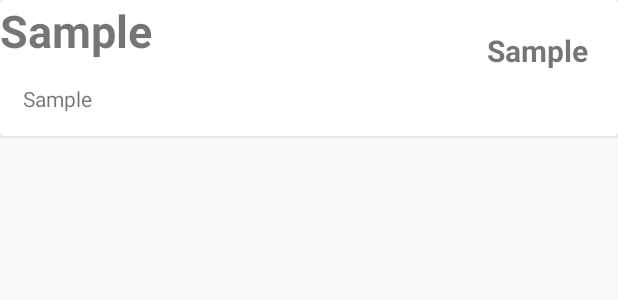
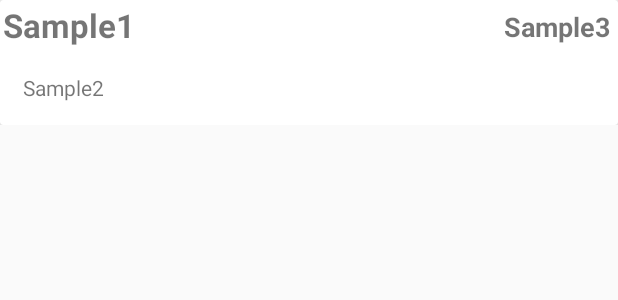
Before and after one commit to ZP4/Sweet-SavoryAPP, an Android app: the layout cardview.xml on its own in the app's theme, with its tools: preview values and no code run, on a phone screen of 412 x 824 dp. Shown: the top 300 px of the screen. Run offline under Robolectric (Android 15) with nearby library versions, the light colour scheme and no system bars.

Commit message:
Added Minor changes to font and size Removed unneeded lines

```diff
--- a/app/src/main/java/com/sweetsavoryapp/FontChanger.java
+++ b/app/src/main/java/com/sweetsavoryapp/FontChanger.java
@@ -33,12 +33,12 @@ public class FontChanger {
             child = viewTree.getChildAt(i);
             if(child instanceof ViewGroup)
             {
-                // recursive call
+
                 replaceFonts((ViewGroup)child);
             }
             else if(child instanceof TextView)
             {
-                // base case
+
                 ((TextView) child).setTypeface(typeface);
             }
         }
--- a/app/src/main/java/com/sweetsavoryapp/FoodAdapter.java
+++ b/app/src/main/java/com/sweetsavoryapp/FoodAdapter.java
@@ -1,12 +1,15 @@
 package com.sweetsavoryapp;
 
 import android.content.Context;
+import android.content.Intent;
+import android.net.Uri;
 import android.support.v7.widget.CardView;
 import android.support.v7.widget.RecyclerView;
 import android.view.LayoutInflater;
 import android.view.View;
 import android.view.ViewGroup;
 import android.widget.TextView;
+import android.widget.Toast;
 
 import org.w3c.dom.Text;
 
@@ -20,6 +23,9 @@ import java.util.List;
 
 public class FoodAdapter extends RecyclerView.Adapter<FoodAdapter.FoodAdapterRv> {
 
+    public Context getContext() {
+        return context;
+    }
 
     @Override
     public FoodAdapterRv onCreateViewHolder(ViewGroup parent, int viewType) {
@@ -66,9 +72,17 @@ public class FoodAdapter extends RecyclerView.Adapter<FoodAdapter.FoodAdapterRv>
             Title = (TextView)itemView.findViewById(R.id.Title);
             Price = (TextView)itemView.findViewById(R.id.Price);
             Descript = (TextView)itemView.findViewById(R.id.Description);
+            cv.setOnClickListener(new View.OnClickListener() {
+                @Override
+                public void onClick(View view) {
 
+                                    }
+            });
         }
     }
+    public static void launch(){
 
 
+
+    }
 }
--- a/app/src/main/java/com/sweetsavoryapp/Menu.java
+++ b/app/src/main/java/com/sweetsavoryapp/Menu.java
@@ -36,10 +36,10 @@ public class Menu extends AppCompatActivity {
         for (Map.Entry<String, HashMap<String, HashMap<String, String>>> all : food.American.entrySet()) {
             for (Map.Entry< String, HashMap<String, String>>b:all.getValue().entrySet() ) {
                 persons.add(new FoodFormat(b.getValue().get("Title"), b.getValue().get("Description"),b.getValue().get("Price"), "5", "6"));
-                for (Map.Entry<String, String> c : b.getValue().entrySet()) {
-                    System.out.println(c.toString());
+                //for (Map.Entry<String, String> c : b.getValue().entrySet()) {
+                    //System.out.println(c.toString());
                     //persons.add(new FoodFormat(c.getValue(), "Hello", "123", "5", "6"));
-                }
+                //}
             }
 
 
--- a/app/src/main/res/layout/cardview.xml
+++ b/app/src/main/res/layout/cardview.xml
@@ -1,7 +1,7 @@
 <?xml version="1.0" encoding="utf-8"?>
 <LinearLayout xmlns:android="http://schemas.android.com/apk/res/android"
-    android:orientation="vertical" android:layout_width="match_parent"
-    android:layout_height="match_parent">
+    android:orientation="vertical" android:layout_width="wrap_content"
+    android:layout_height="wrap_content">
     <android.support.v7.widget.CardView
         android:layout_width="match_parent"
         android:layout_height="wrap_content"
@@ -19,15 +19,17 @@
                     android:layout_width="wrap_content"
                     android:layout_height="wrap_content"
                     android:id="@+id/Title"
-                    android:text="Sample"
-                    android:textSize="30dp"
+                    android:text="Sample1"
+                    android:textSize="22dp"
+                    android:padding="2dp"
 
                     android:textStyle="bold"/>
+
                 <TextView
                     android:layout_width="wrap_content"
                     android:layout_height="wrap_content"
                     android:id="@+id/Description"
-                    android:text="Sample"
+                    android:text="Sample2"
                     android:padding="15dp"/>
             </LinearLayout>
             <TextView
@@ -35,11 +37,13 @@
                 android:layout_width="wrap_content"
                 android:layout_height="wrap_content"
                 android:id="@+id/Price"
-                android:text="Sample"
-                android:padding="20dp"
-                android:textSize="20dp"
+                android:text="Sample3"
+                android:padding="5dp"
+                android:textSize="18dp"
                 android:textStyle="bold"/>
+
         </RelativeLayout>
+
 
 
     </android.support.v7.widget.CardView>
```
